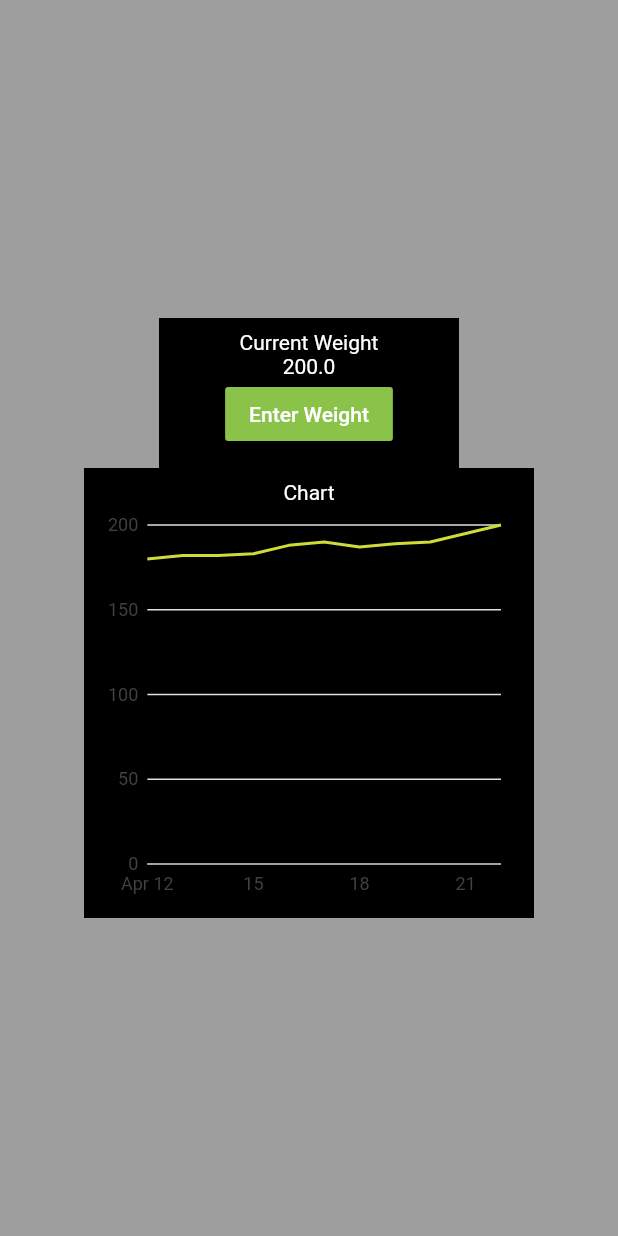
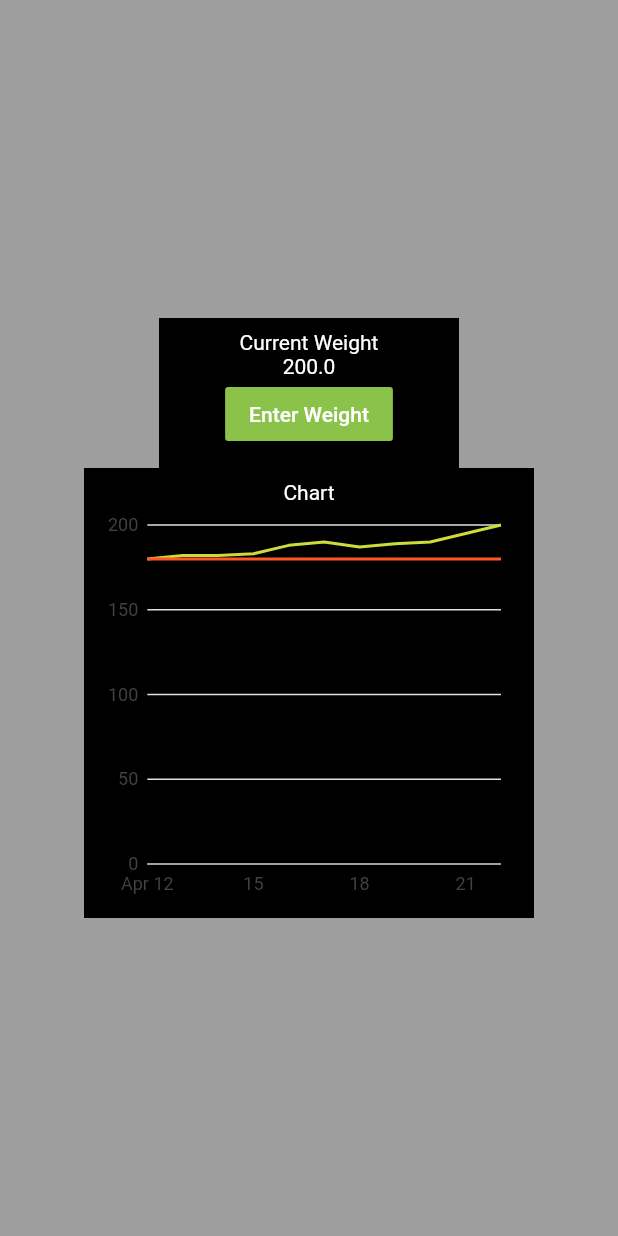
Before and after one commit to Doom1201/BlurBodyBalance, a Flutter app: the screen it shows after launch, on a phone screen of 412 x 824 dp. Run offline on Flutter 3.47's test engine with Material 2 defaults, Android fonts, the phone set to English and light mode, and no system bars; our stand-ins replace charts_flutter, cloud_firestore, dynamic_theme, firebase_auth, pedometer, percent_indicator and 1 more; accounts and stored records are empty.

Commit message:
Goal added to line graph

```diff
--- a/blurbodybalance/lib/lineGraph.dart
+++ b/blurbodybalance/lib/lineGraph.dart
@@ -3,9 +3,10 @@ import 'package:blurbodybalance/pages/weightTracker.dart';
 
 class LineGraph {
   //this chart uses DateTime for X axis
-  static getTimeSeriesChart(data, GraphLineColor lineColor) {
+  static getTimeSeriesWeightChart(
+      double goal, List<WeightDataObject> data, GraphLineColor lineColor) {
     return charts.TimeSeriesChart(
-      _createDateTimeData(data, lineColor),
+      _createDateTimeWeightData(goal, data, lineColor),
       animate: true,
     );
   }
@@ -19,8 +20,14 @@ class LineGraph {
   // }
 }
 
-List<charts.Series<WeightDataObject, DateTime>> _createDateTimeData(
-    List<WeightDataObject> data, GraphLineColor lineColor) {
+List<charts.Series<WeightDataObject, DateTime>> _createDateTimeWeightData(
+    double goal, List<WeightDataObject> data, GraphLineColor lineColor) {
+      //create data for goal line
+      var goalData = new List<WeightDataObject>();
+      data.forEach((element) {
+        goalData.add(new WeightDataObject(goal, element.timestamp));
+      });
+
   return [
     new charts.Series<WeightDataObject, DateTime>(
       id: 'weight',
@@ -28,6 +35,13 @@ List<charts.Series<WeightDataObject, DateTime>> _createDateTimeData(
       domainFn: (WeightDataObject weight, _) => weight.timestamp,
       measureFn: (WeightDataObject weight, _) => weight.weight,
       data: data,
+    ),
+    new charts.Series<WeightDataObject, DateTime>(
+      id: 'goal',
+      colorFn: (_, __) => charts.MaterialPalette.deepOrange.shadeDefault,
+      domainFn: (WeightDataObject goal, _) => goal.timestamp,
+      measureFn: (WeightDataObject goal, _) => goal.weight,
+      data: goalData,
     )
   ];
 }
--- a/blurbodybalance/lib/pages/weightTracker.dart
+++ b/blurbodybalance/lib/pages/weightTracker.dart
@@ -11,6 +11,7 @@ class WeightTracker extends StatefulWidget {
 class _WeightTrackerState extends State<WeightTracker> {
   List<WeightDataObject> _weightData = new List<WeightDataObject>();
   double _currentWeight;
+  double _weightGoal;
   var _lineGraph;
 
   @override
@@ -19,9 +20,8 @@ class _WeightTrackerState extends State<WeightTracker> {
 
     getWeightData();
     _currentWeight = _weightData[_weightData.length - 1].weight;
-    _lineGraph =
-        LineGraph.getTimeSeriesChart(_weightData, GraphLineColor.LightGreen);
-    print(_currentWeight);
+    _lineGraph = LineGraph.getTimeSeriesWeightChart(
+        _weightGoal, _weightData, GraphLineColor.LightGreen);
   }
 
   @override
@@ -50,8 +50,10 @@ class _WeightTrackerState extends State<WeightTracker> {
                         _weightData.add(
                             new WeightDataObject(weight, new DateTime.now()));
                         //update line graph
-                        _lineGraph = LineGraph.getTimeSeriesChart(
-                            _weightData, GraphLineColor.LightGreen);
+                        _lineGraph = LineGraph.getTimeSeriesWeightChart(
+                            _weightGoal,
+                            _weightData,
+                            GraphLineColor.LightGreen);
                         print(_weightData[_weightData.length - 1].weight);
                       });
                     });
@@ -145,6 +147,8 @@ class _WeightTrackerState extends State<WeightTracker> {
           values[i], new DateTime(2018, DateTime.april, 12 + i)));
     }
 
+    _weightGoal = 180.0;
+
     // UserDataManagement dataManager = new UserDataManagement();
     // //get current firebase user
     // FirebaseUser user =
```
